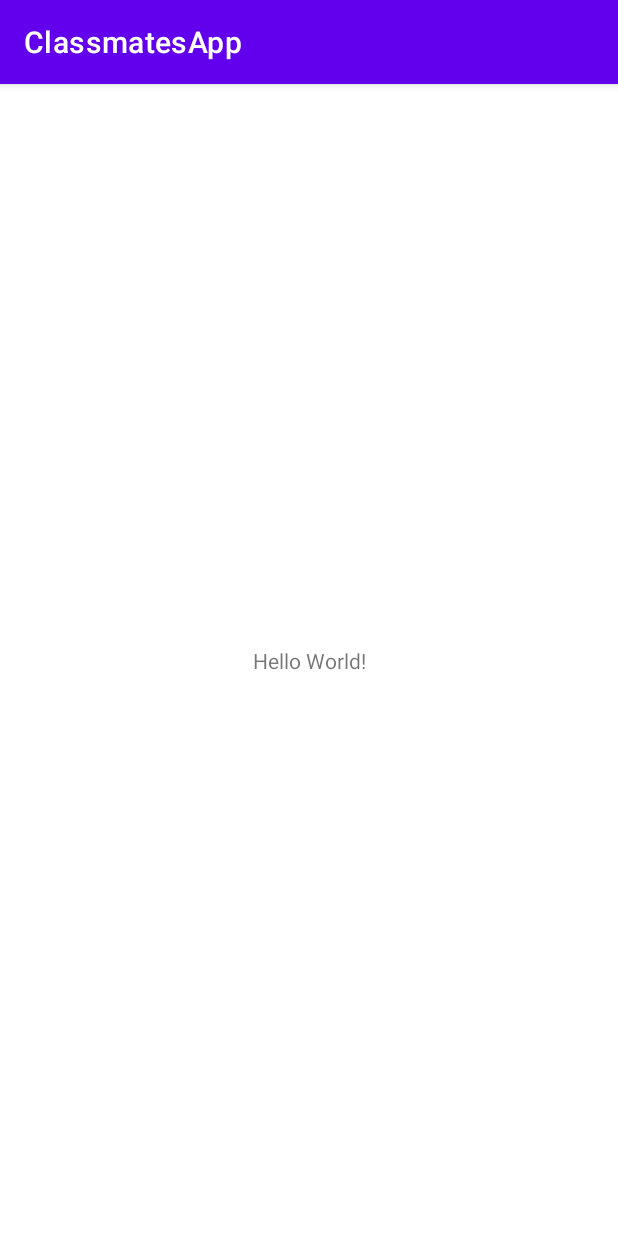
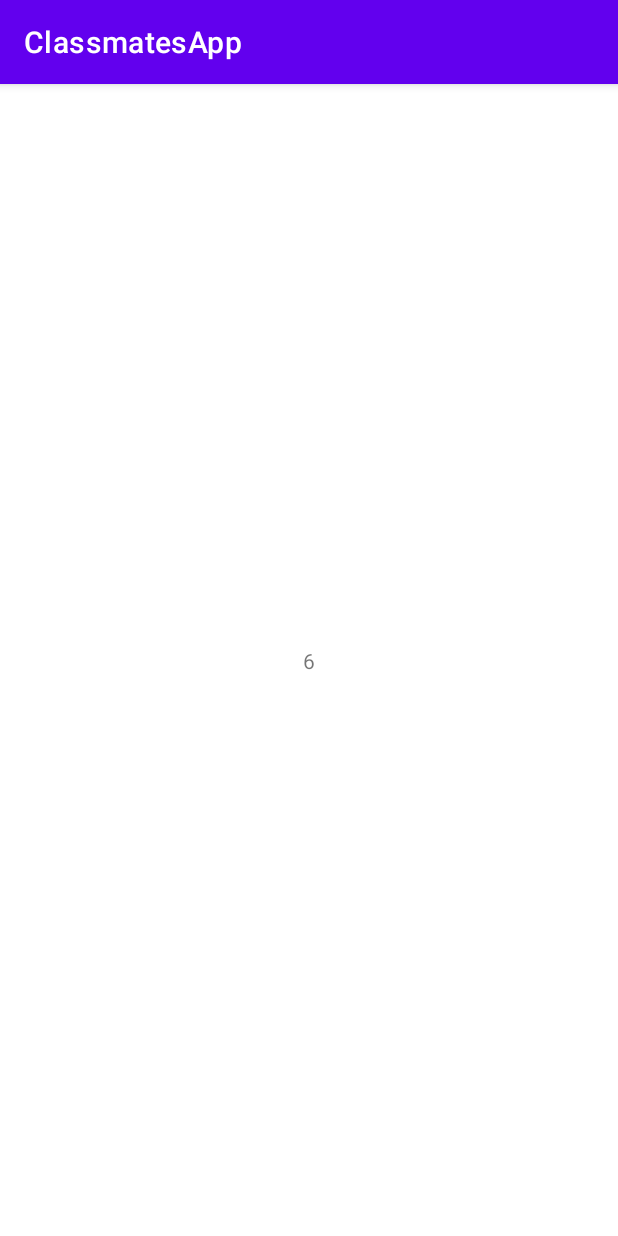
Before and after one commit to mlpozdeev/Classmates, an Android app: the screen it shows after launch (MainActivity), on a phone screen of 412 x 824 dp. Run offline under Robolectric (Android 15) with nearby library versions, the phone set to English and light mode, and no system bars; our stand-ins replace Dagger/Hilt's generated code, Room's generated code.

Commit message:
Реализовал получение данных через Flow, добавил интерактор и viewModel

```diff
--- a/ClassmatesApp/app/build.gradle
+++ b/ClassmatesApp/app/build.gradle
@@ -41,6 +41,8 @@ dependencies {
     implementation 'androidx.appcompat:appcompat:1.3.0'
     implementation 'com.google.android.material:material:1.3.0'
     implementation 'androidx.constraintlayout:constraintlayout:2.0.4'
+    implementation("androidx.lifecycle:lifecycle-livedata-ktx:2.3.1")
+    implementation("androidx.lifecycle:lifecycle-viewmodel-ktx:2.3.1")
 
     //MVI Core
     def mvi_core_version = "1.2.6"
--- a/ClassmatesApp/app/src/main/java/com/mlpozdeev/classmatesapp/MainActivity.kt
+++ b/ClassmatesApp/app/src/main/java/com/mlpozdeev/classmatesapp/MainActivity.kt
@@ -2,18 +2,26 @@ package com.mlpozdeev.classmatesapp
 
 import androidx.appcompat.app.AppCompatActivity
 import android.os.Bundle
-import com.mlpozdeev.classmatesapp.data.repositories.StudentsRepository
+import android.widget.TextView
+import androidx.lifecycle.ViewModelProvider
 import dagger.hilt.android.AndroidEntryPoint
-import javax.inject.Inject
 
 @AndroidEntryPoint
 class MainActivity : AppCompatActivity() {
 
-    //todo просто проверка работы dagger, необходимо убрать
-    @Inject lateinit var repository: StudentsRepository
+    private lateinit var viewModel: MainViewModel
 
     override fun onCreate(savedInstanceState: Bundle?) {
         super.onCreate(savedInstanceState)
+        viewModel = ViewModelProvider(this).get(MainViewModel::class.java)
         setContentView(R.layout.activity_main)
+
+        val tv = findViewById<TextView>(R.id.test_tv)
+        viewModel.students.observe(this) {
+            if (it.isNotEmpty()) {
+                val s = it[it.lastIndex]
+                tv.text = "${s.id}"
+            }
+        }
     }
 }
--- /dev/null
+++ b/ClassmatesApp/app/src/main/java/com/mlpozdeev/classmatesapp/MainViewModel.kt
@@ -0,0 +1,75 @@
+package com.mlpozdeev.classmatesapp
+
+import androidx.lifecycle.LiveData
+import androidx.lifecycle.ViewModel
+import androidx.lifecycle.asLiveData
+import androidx.lifecycle.viewModelScope
+import com.mlpozdeev.classmatesapp.data.database.entities.StudentEntity
+import com.mlpozdeev.classmatesapp.data.repositories.StudentsRepository
+import com.mlpozdeev.classmatesapp.domain.interactors.StudentsInteractor
+import com.mlpozdeev.classmatesapp.domain.models.Student
+import dagger.hilt.android.lifecycle.HiltViewModel
+import kotlinx.coroutines.delay
+import kotlinx.coroutines.launch
+import javax.inject.Inject
+
+//viewmodel для теста
+//todo создать Feature
+@HiltViewModel
+class MainViewModel @Inject constructor(private val interactor: StudentsInteractor) : ViewModel() {
+
+    val students: LiveData<List<Student>> = interactor.students
+        .asLiveData(viewModelScope.coroutineContext)
+
+    init {
+        load()
+    }
+
+    private fun load() {
+        viewModelScope.launch {
+            interactor.deleteStudents()
+            delay(1000)
+            interactor.insertStudent(Student(
+                firstName ="Max",
+                lastName = "Pozdeev",
+                patronymic = "L'vovich",
+                groupName = "group"
+            ))
+            delay(1000)
+            interactor.insertStudent(Student(
+                firstName ="Max1",
+                lastName = "Pozdeev",
+                patronymic = "L'vovich",
+                groupName = "group"
+            ))
+            delay(1000)
+            interactor.insertStudent(Student(
+                firstName ="Max2",
+                lastName = "Pozdeev",
+                patronymic = "L'vovich",
+                groupName = "group"
+            ))
+            delay(1000)
+            interactor.insertStudent(Student(
+                firstName ="Max3",
+                lastName = "Pozdeev",
+                patronymic = "L'vovich",
+                groupName = "group"
+            ))
+            delay(1000)
+            interactor.insertStudent(Student(
+                firstName ="Max4",
+                lastName = "Pozdeev",
+                patronymic = "L'vovich",
+                groupName = "group"
+            ))
+            delay(1000)
+            interactor.insertStudent(Student(
+                firstName ="Max5",
+                lastName = "Pozdeev",
+                patronymic = "L'vovich",
+                groupName = "group"
+            ))
+        }
+    }
+}
--- a/ClassmatesApp/app/src/main/java/com/mlpozdeev/classmatesapp/dagger/DatabaseModule.kt
+++ b/ClassmatesApp/app/src/main/java/com/mlpozdeev/classmatesapp/dagger/DatabaseModule.kt
@@ -18,6 +18,7 @@ object DatabaseModule {
     fun provideDatabase(@ApplicationContext appContext: Context): AppDatabase {
         return Room
             .databaseBuilder(appContext, AppDatabase::class.java, AppDatabase.DB_NAME)
+            .fallbackToDestructiveMigration()
             .build()
     }
 }
--- a/ClassmatesApp/app/src/main/java/com/mlpozdeev/classmatesapp/data/database/AppDatabase.kt
+++ b/ClassmatesApp/app/src/main/java/com/mlpozdeev/classmatesapp/data/database/AppDatabase.kt
@@ -3,9 +3,9 @@ package com.mlpozdeev.classmatesapp.data.database
 import androidx.room.Database
 import androidx.room.RoomDatabase
 import com.mlpozdeev.classmatesapp.data.database.dao.StudentDao
-import com.mlpozdeev.classmatesapp.data.database.entities.Student
+import com.mlpozdeev.classmatesapp.data.database.entities.StudentEntity
 
-@Database(entities = [Student::class], version = 1, exportSchema = false)
+@Database(entities = [StudentEntity::class], version = 4, exportSchema = false)
 abstract class AppDatabase : RoomDatabase() {
 
     companion object {
--- a/ClassmatesApp/app/src/main/java/com/mlpozdeev/classmatesapp/data/database/dao/StudentDao.kt
+++ b/ClassmatesApp/app/src/main/java/com/mlpozdeev/classmatesapp/data/database/dao/StudentDao.kt
@@ -2,14 +2,19 @@ package com.mlpozdeev.classmatesapp.data.database.dao
 
 import androidx.room.Dao
 import androidx.room.Insert
+import androidx.room.OnConflictStrategy
 import androidx.room.Query
-import com.mlpozdeev.classmatesapp.data.database.entities.Student
+import com.mlpozdeev.classmatesapp.data.database.entities.StudentEntity
+import kotlinx.coroutines.flow.Flow
 
 @Dao
 interface StudentDao {
-    @Query("SELECT * FROM student")
-    suspend fun getStudents(): List<Student>
+    @get:Query("SELECT * FROM student")
+    val students: Flow<List<StudentEntity>>
 
     @Insert
-    suspend fun insertStudent(student: Student)
+    suspend fun insertStudent(student: StudentEntity)
+
+    @Query("DELETE FROM student")
+    suspend fun deleteAll()
 }
--- a/ClassmatesApp/app/src/main/java/com/mlpozdeev/classmatesapp/data/database/entities/Student.kt
+++ b/ClassmatesApp/app/src/main/java/com/mlpozdeev/classmatesapp/data/database/entities/StudentEntity.kt
@@ -4,11 +4,11 @@ import androidx.room.ColumnInfo
 import androidx.room.Entity
 import androidx.room.PrimaryKey
 
-@Entity
-data class Student(
-    @PrimaryKey val id: Int,
+@Entity(tableName = "student")
+data class StudentEntity(
     @ColumnInfo(name = "first_name") val firstName: String,
     @ColumnInfo(name = "last_name") val lastName: String,
     @ColumnInfo(name = "patronymic") val patronymic: String?,
-    @ColumnInfo(name = "group_name") val groupName: String
+    @ColumnInfo(name = "group_name") val groupName: String,
+    @PrimaryKey(autoGenerate = true) var id: Int? = null
 )
--- a/ClassmatesApp/app/src/main/java/com/mlpozdeev/classmatesapp/data/repositories/StudentsRepository.kt
+++ b/ClassmatesApp/app/src/main/java/com/mlpozdeev/classmatesapp/data/repositories/StudentsRepository.kt
@@ -1,9 +1,47 @@
 package com.mlpozdeev.classmatesapp.data.repositories
 
 import com.mlpozdeev.classmatesapp.data.database.AppDatabase
+import com.mlpozdeev.classmatesapp.data.database.entities.StudentEntity
+import com.mlpozdeev.classmatesapp.domain.models.Student
+import kotlinx.coroutines.Dispatchers
+import kotlinx.coroutines.flow.flowOn
+import kotlinx.coroutines.flow.map
 import javax.inject.Inject
 
-class StudentsRepository @Inject constructor(
-    private val db: AppDatabase
-) {
+class StudentsRepository @Inject constructor(private val db: AppDatabase) {
+
+    val students = db.studentDao().students
+        .map {
+            val students = mutableListOf<Student>()
+            it.forEach { dbStudent ->
+                val student = Student(
+                    dbStudent.firstName,
+                    dbStudent.lastName,
+                    dbStudent.patronymic,
+                    dbStudent.groupName,
+                    dbStudent.id
+                )
+                students.add(student)
+            }
+
+            return@map students
+        }
+        .flowOn(Dispatchers.Default)
+
+    suspend fun insertStudent(student: Student) {
+        db.studentDao().insertStudent(mapStudentToDbStudent(student))
+    }
+
+    suspend fun deleteStudents() {
+        db.studentDao().deleteAll()
+    }
+
+    private fun mapStudentToDbStudent(student: Student): StudentEntity {
+        return StudentEntity(
+            student.firstName,
+            student.lastName,
+            student.patronymic,
+            student.groupName
+        )
+    }
 }
--- /dev/null
+++ b/ClassmatesApp/app/src/main/java/com/mlpozdeev/classmatesapp/domain/interactors/StudentsInteractor.kt
@@ -0,0 +1,18 @@
+package com.mlpozdeev.classmatesapp.domain.interactors
+
+import com.mlpozdeev.classmatesapp.data.repositories.StudentsRepository
+import com.mlpozdeev.classmatesapp.domain.models.Student
+import javax.inject.Inject
+
+class StudentsInteractor @Inject constructor(private val repository: StudentsRepository) {
+
+    val students = repository.students
+
+    suspend fun insertStudent(student: Student) {
+        repository.insertStudent(student)
+    }
+
+    suspend fun deleteStudents() {
+        repository.deleteStudents()
+    }
+}
--- /dev/null
+++ b/ClassmatesApp/app/src/main/java/com/mlpozdeev/classmatesapp/domain/models/Student.kt
@@ -0,0 +1,9 @@
+package com.mlpozdeev.classmatesapp.domain.models
+
+data class Student(
+    val firstName: String,
+    val lastName: String,
+    val patronymic: String?,
+    val groupName: String,
+    var id: Int? = null
+)
--- a/ClassmatesApp/app/src/main/res/layout/activity_main.xml
+++ b/ClassmatesApp/app/src/main/res/layout/activity_main.xml
@@ -7,6 +7,7 @@
     tools:context=".MainActivity">
 
     <TextView
+        android:id="@+id/test_tv"
         android:layout_width="wrap_content"
         android:layout_height="wrap_content"
         android:text="Hello World!"
```
